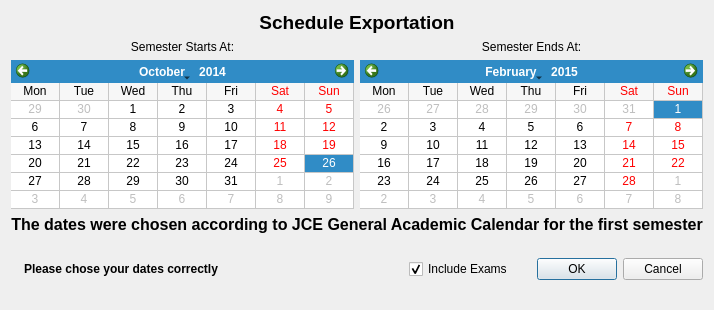
This is src/jceData/Calendar/coursesSchedule/calendarDialog.ui in liranbg/JCEaverageCalculator as Qt 5 draws it before an edit. The edited form follows.
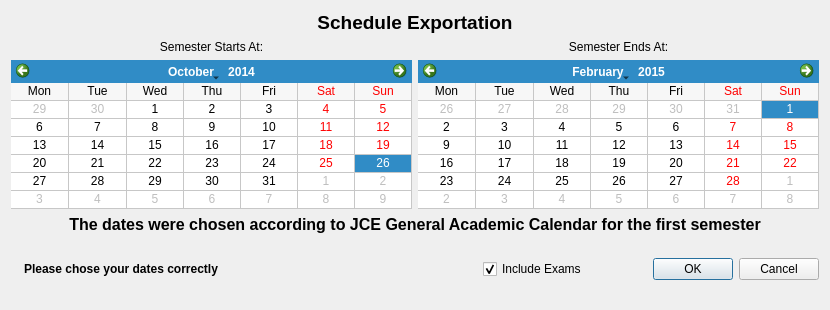
This is the edited form.

What changed in the file:
```diff
--- a/src/jceData/Calendar/coursesSchedule/calendarDialog.ui
+++ b/src/jceData/Calendar/coursesSchedule/calendarDialog.ui
@@ -6,7 +6,7 @@
    <rect>
     <x>0</x>
     <y>0</y>
-    <width>609</width>
+    <width>830</width>
     <height>310</height>
    </rect>
   </property>
```
Left out of the diff: 2 changed lines with no effect on the pictures.
